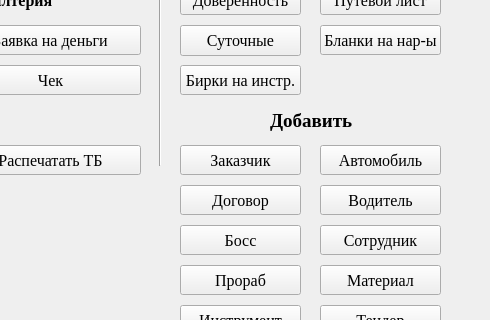
This is notebook/sourse/ui_files/main_menu.ui in SmolPO/my_helper as Qt 5 draws it before an edit; both pictures show x 290 to 780 and y 185 to 505 of the 780 by 596 pixel window. The edited form follows.
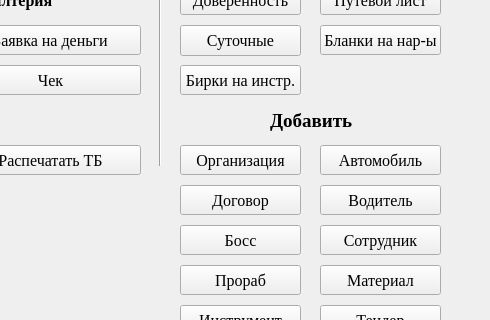
This is the edited form.

The edit to the form file:
```diff
--- a/notebook/sourse/ui_files/main_menu.ui
+++ b/notebook/sourse/ui_files/main_menu.ui
@@ -125,7 +125,7 @@
      </font>
     </property>
     <property name="text">
-     <string>Заказчик</string>
+     <string>Организация</string>
     </property>
    </widget>
    <widget class="QPushButton" name="b_new_person">
```
